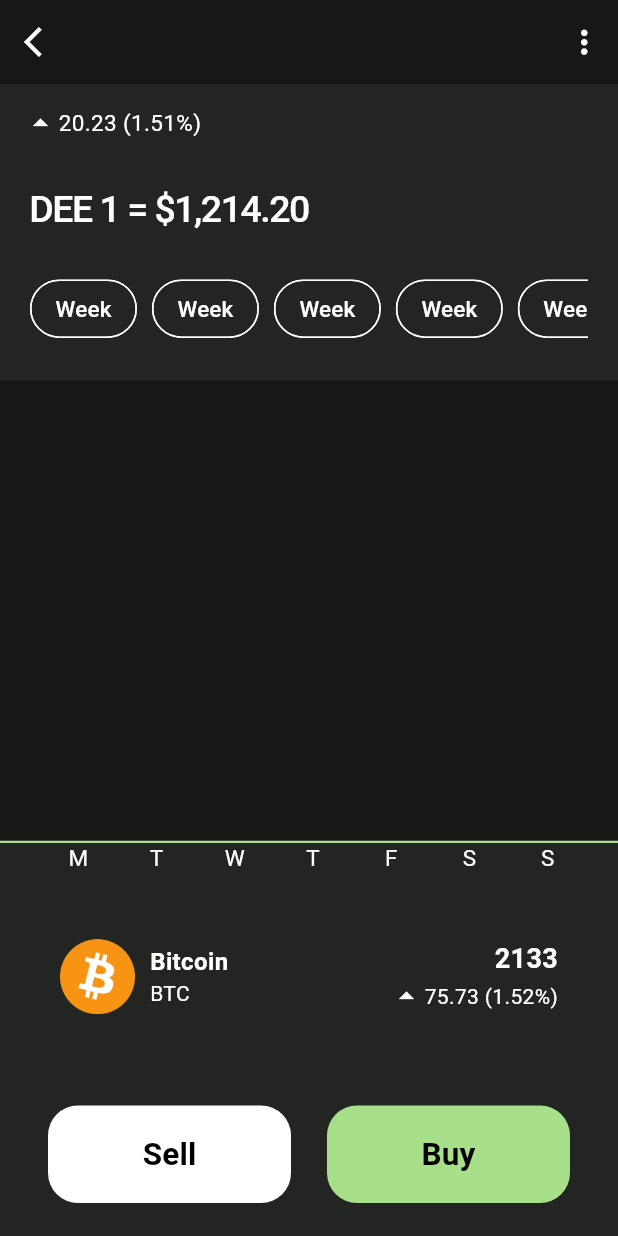
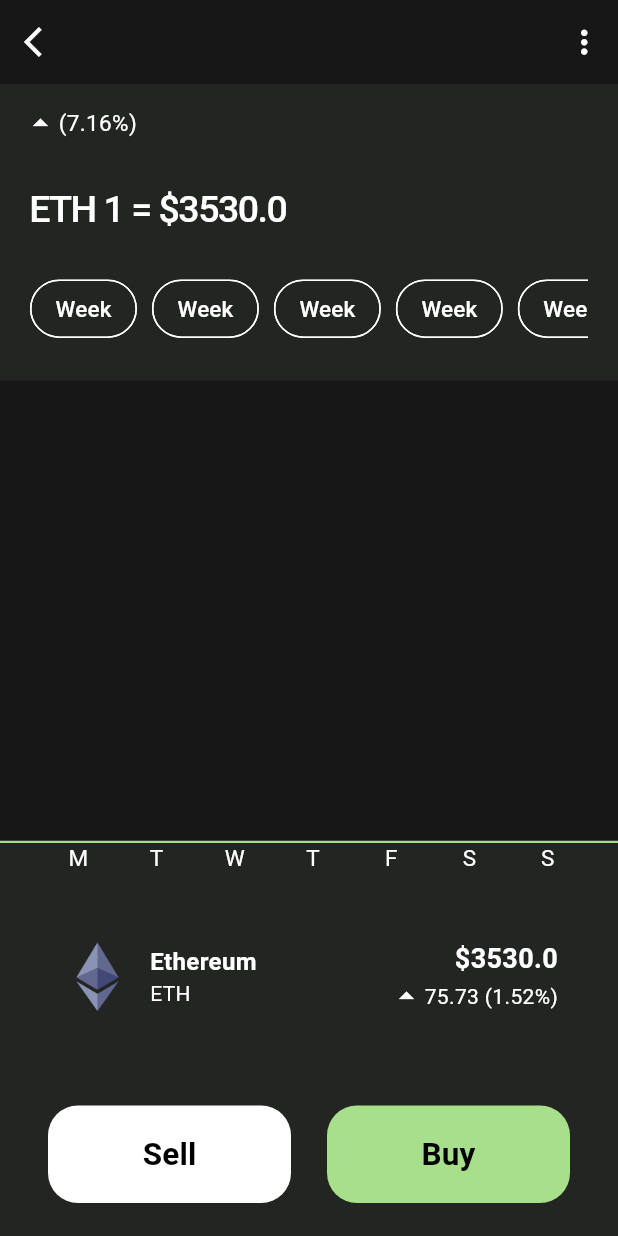
Before and after one commit to santtiagogp/Crypto-UI, a Flutter app: the HomePage screen opened directly, after a tap on "Ethereum", on a phone screen of 412 x 824 dp. Run offline on Flutter 3.47's test engine with Material 3 defaults, Android fonts, the phone set to English and light mode, and no system bars; drawn by our look-alikes of fl_chart; our stand-ins replace google_fonts, shared_preferences; accounts and stored records are empty.

Commit message:
Currency overview data added

```diff
--- a/lib/ui/pages/currency_overview/currency_overview_page.dart
+++ b/lib/ui/pages/currency_overview/currency_overview_page.dart
@@ -4,10 +4,17 @@
 import '../../widgets/crypto_chip.dart';
 import '../../widgets/discover_card.dart';
 import '../../widgets/page_button.dart';
+import '../home/models/home_data_model.dart';
 import 'widgets/home_chart.dart';
 
 class CurrencyOverview extends StatelessWidget {
-  const CurrencyOverview({super.key});
+
+  const CurrencyOverview({
+    super.key,
+    required this.data
+  });
+
+  final HomeDataModel data;
 
   @override
   Widget build(BuildContext context) {
@@ -31,23 +38,24 @@
         mainAxisAlignment: MainAxisAlignment.spaceAround,
         crossAxisAlignment: CrossAxisAlignment.start,
         children: [
-          const Padding(
-            padding: EdgeInsets.symmetric(horizontal: 15.0),
+          Padding(
+            padding: const EdgeInsets.symmetric(horizontal: 15.0),
             child: Row(
               children: [
-                Icon(Icons.arrow_drop_up),
-                Text('20.23 (1.51%)', style: TextStyle(
+                const Icon(Icons.arrow_drop_up),
+                Text('(${data.percentage}%)', style: const TextStyle(
                   fontSize: 15
                 ),),
               ],
             ),
           ),
-          const Padding(
-            padding: EdgeInsets.symmetric(horizontal: 20.0),
-            child: Text(r'DEE 1 = $1,214.20', style: TextStyle(
-              fontSize: 25,
-              letterSpacing: -1,
-              fontWeight: FontWeight.w500
+          Padding(
+            padding: const EdgeInsets.symmetric(horizontal: 20.0),
+            child: Text('${data.symbol} 1 = \$${data.price}',
+              style: const TextStyle(
+                fontSize: 25,
+                letterSpacing: -1,
+                fontWeight: FontWeight.w500
             ),),
           ),
           Padding(
@@ -71,10 +79,10 @@
           Padding(
             padding: const EdgeInsets.symmetric(horizontal: 20),
             child: DiscoverCard(
-              title: 'Bitcoin',
-              symbol: 'BTC',
-              price: '2133',
-              image: Image.asset('assets/btc.png'),
+              title: data.currencyName,
+              symbol: data.symbol.toString(),
+              price: '\$${data.price.toString()}',
+              image: Image.asset(data.imgPath),
               cardIndex: 2,
             ),
           ),
--- a/lib/ui/pages/home/home_page.dart
+++ b/lib/ui/pages/home/home_page.dart
@@ -6,6 +6,7 @@
 import '../../widgets/discover_card.dart';
 import '../currency_overview/currency_overview_page.dart';
 import 'models/home_data.dart';
+import 'models/home_data_model.dart';
 import 'widgets/home_search_bar.dart';
 import 'widgets/home_trending.dart';
 
@@ -57,7 +58,7 @@
                 GridView.builder(
                   physics: const NeverScrollableScrollPhysics(),
                   shrinkWrap: true,
-                  itemCount: data.gridData.length,
+                  itemCount: 4,
                   gridDelegate: const SliverGridDelegateWithFixedCrossAxisCount(
                     crossAxisCount: 2,
                     childAspectRatio: (1 / .8),
@@ -67,14 +68,16 @@
                       onTap: () => Navigator.push(
                         context,
                         MaterialPageRoute(
-                          builder: (context) => const CurrencyOverview()
+                          builder: (context) => CurrencyOverview(
+                            data: data.cryptoData[index],
+                          )
                         )
                       ),
-                      image: AssetImage(data.gridData[index].imgPath),
-                      title: data.gridData[index].currencyName,
-                      text: data.gridData[index].middleText.toString(),
-                      price: data.gridData[index].price,
-                      percentage: data.gridData[index].percentage,
+                      image: AssetImage(data.cryptoData[index].imgPath),
+                      title: data.cryptoData[index].currencyName,
+                      text: data.cryptoData[index].middleText.toString(),
+                      price: data.cryptoData[index].price,
+                      percentage: data.cryptoData[index].percentage,
                     );
                   }
                 ),
@@ -104,17 +107,21 @@
                 SizedBox(
                   height: 250,
                   child: ListView.builder(
-                    itemCount: data.discoverData.length,
+                    itemCount: 2,
                     itemBuilder: (context, index) {
+
+                      List<HomeDataModel> discoverList
+                        = List.from(data.cryptoData.skip(4));
+
                       return DiscoverCard(
                         cardIndex: index,
-                        title: data.discoverData[index].currencyName,
-                        symbol: data.discoverData[index].symbol.toString(),
-                        price: r'$'+data.discoverData[index].price.toString(),
+                        title: discoverList[index].currencyName,
+                        symbol: discoverList[index].symbol.toString(),
+                        price: r'$'+discoverList[index].price.toString(),
                         image: ClipRRect(
                           borderRadius: BorderRadius.circular(50),
                           child: Image.asset(
-                            data.discoverData[index].imgPath,
+                            discoverList[index].imgPath,
                           ),
                         ),
                       );
--- a/lib/ui/pages/home/models/home_data.dart
+++ b/lib/ui/pages/home/models/home_data.dart
@@ -1,53 +1,55 @@
-import 'package:crypto_ui/ui/pages/home/models/home_data_model.dart';
+import 'home_data_model.dart';
 
 class HomeData {
 
-  List<HomeDataModel> gridData = [
+  List<HomeDataModel> cryptoData = [
     HomeDataModel(
       currencyName: 'Bitcoin',
       percentage: 12.44,
       imgPath: 'assets/btc.png',
-      price: 120.00,
+      price: 70076,
+      symbol: 'BTC',
       middleText: '1.41 Holders'
     ),
     HomeDataModel(
       currencyName: 'Ethereum',
       percentage: 7.16,
       imgPath: 'assets/ethereum.png',
-      price: 90.00,
+      price: 3530,
+      symbol: 'ETH',
       middleText: '0.87 Hash'
     ),
     HomeDataModel(
       currencyName: 'USDC',
-      percentage: 9.57,
+      percentage: 0.00,
       imgPath: 'assets/usdc.png',
       price: 1.00,
+      symbol: 'USDC',
       middleText: '2.18 Link'
     ),
     HomeDataModel(
       currencyName: 'DogeCoin',
       percentage: 11.28,
       imgPath: 'assets/dogecoin.png',
-      price: 110.00,
+      price: 0.20,
+      symbol: 'DOGE',
       middleText: '3.21 Sum'
-    )
-  ];
-
-
-  List<HomeDataModel> discoverData = [
+    ),
     HomeDataModel(
       currencyName: 'LiteCoin',
       percentage: 1.52,
       imgPath: 'assets/litecoin.png',
-      price: 722.14,
-      symbol: 'LTC'
+      price: 102.07,
+      symbol: 'LTC',
+      middleText: ''
     ),
     HomeDataModel(
       currencyName: 'Stellar',
-      percentage: 1.52,
+      percentage: 12.44,
       imgPath: 'assets/stellar.png',
-      price: 722.14,
-      symbol: 'XLM'
+      price: 540-89,
+      symbol: 'XLM',
+      middleText: ''
     ),
   ];
 
--- a/lib/ui/pages/onboarding/onboarding_screen.dart
+++ b/lib/ui/pages/onboarding/onboarding_screen.dart
@@ -5,9 +5,9 @@
 
 import '../../foundation/app_theme.dart';
 import '../../foundation/crypto_texts.dart';
+import '../../widgets/page_button.dart';
 import '../home/home_page.dart';
 import 'models/onboarding_data.dart';
-import '../../widgets/page_button.dart';
 import 'widgets/page_indicator_widget.dart';
 import 'widgets/skip_button.dart';
 
--- a/pubspec.yaml
+++ b/pubspec.yaml
@@ -38,6 +38,7 @@
   shared_preferences: ^2.2.2
   fl_chart: ^0.66.2
   google_fonts: ^6.2.1
+  intl: ^0.19.0
 
 dev_dependencies:
   flutter_test:
```
Also changed, not shown: pubspec.lock.
